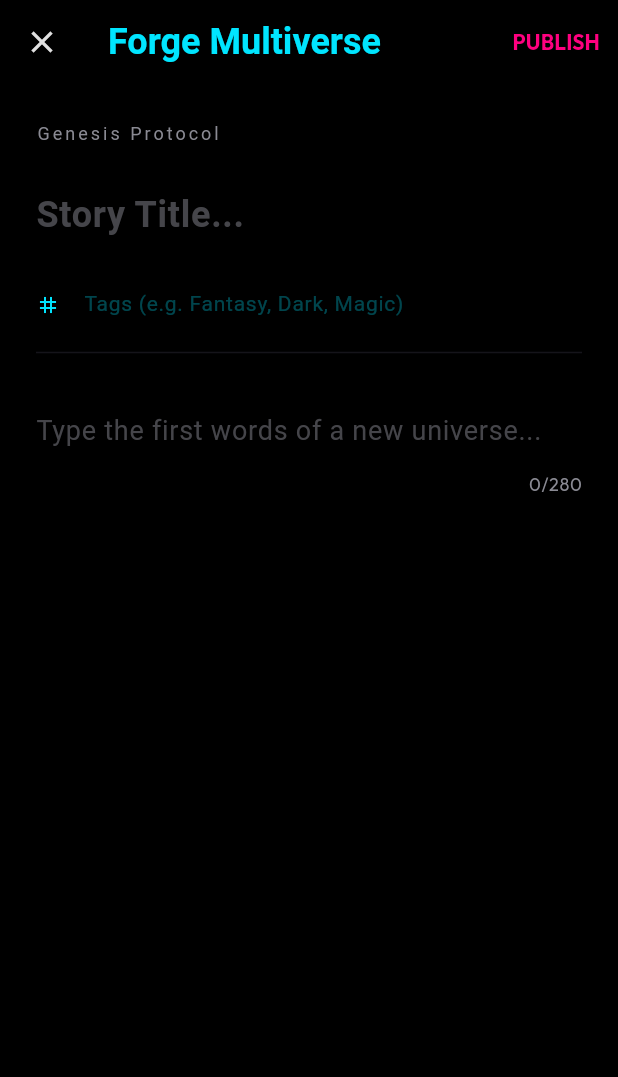
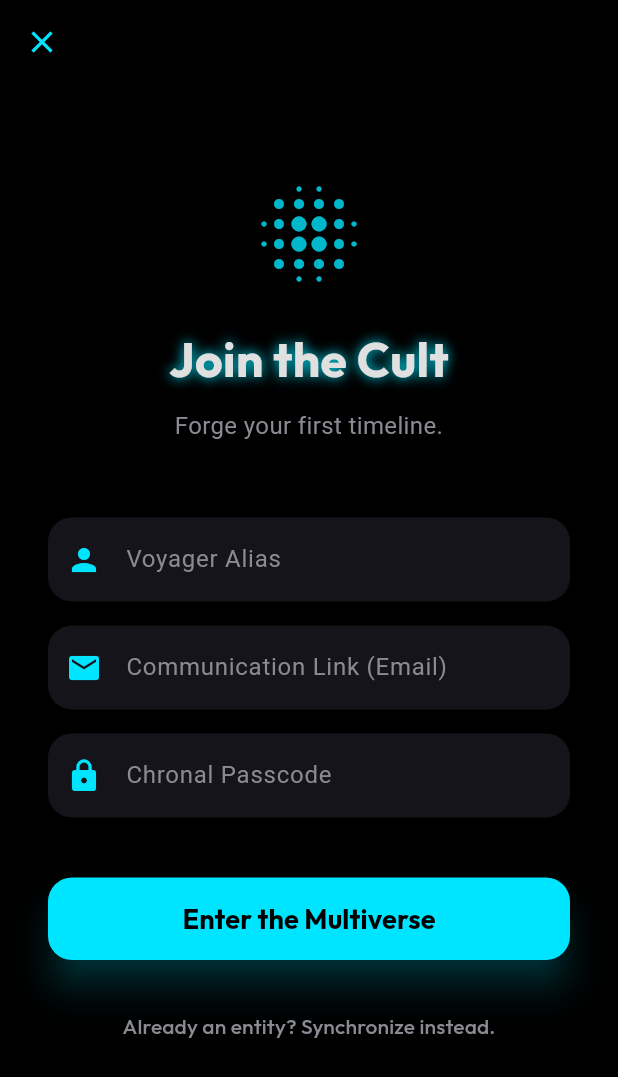
Before and after one commit to clawdbot022026/talespin, a Flutter app: the screen it shows after launch, after a tap on the "edit" icon, on a phone screen of 412 x 824 dp. Shown: the top 1077 px of the screen. Run offline on Flutter 3.47's test engine with Material 3 defaults, Android fonts, the phone set to English and light mode, and no system bars; our stand-ins replace google_fonts, shared_preferences; accounts and stored records are empty; network calls fail.

Commit message:
Implement Frontend Auth State & Gates

```diff
--- a/frontend/lib/main.dart
+++ b/frontend/lib/main.dart
@@ -2,8 +2,18 @@ import 'package:flutter/material.dart';
 import 'theme/app_theme.dart';
 import 'screens/home_screen.dart';
 
+import 'package:provider/provider.dart';
+import 'providers/auth_provider.dart';
+
 void main() {
-  runApp(const TalespinApp());
+  runApp(
+    MultiProvider(
+      providers: [
+        ChangeNotifierProvider(create: (_) => AuthProvider()),
+      ],
+      child: const TalespinApp(),
+    ),
+  );
 }
 
 class TalespinApp extends StatelessWidget {
--- /dev/null
+++ b/frontend/lib/models/user_model.dart
@@ -0,0 +1,24 @@
+import 'package:flutter/foundation.dart';
+
+class UserModel {
+  final String id;
+  final String username;
+  final String email;
+  final String avatarUrl;
+
+  UserModel({
+    required this.id,
+    required this.username,
+    required this.email,
+    required this.avatarUrl,
+  });
+
+  factory UserModel.fromJson(Map<String, dynamic> json) {
+    return UserModel(
+      id: json['id'] as String,
+      username: json['username'] as String,
+      email: json['email'] as String,
+      avatarUrl: json['avatar_url'] as String,
+    );
+  }
+}
--- /dev/null
+++ b/frontend/lib/providers/auth_provider.dart
@@ -0,0 +1,66 @@
+import 'package:flutter/material.dart';
+import 'package:shared_preferences/shared_preferences.dart';
+import '../models/user_model.dart';
+import '../services/auth_service.dart';
+
+class AuthProvider extends ChangeNotifier {
+  final AuthService _authService = AuthService();
+
+  UserModel? _user;
+  String? _token;
+  bool _isLoading = true;
+
+  UserModel? get user => _user;
+  String? get token => _token;
+  bool get isAuthenticated => _token != null;
+  bool get isLoading => _isLoading;
+
+  AuthProvider() {
+    _loadUserFromPrefs();
+  }
+
+  Future<void> _loadUserFromPrefs() async {
+    final prefs = await SharedPreferences.getInstance();
+    _token = prefs.getString('jwt_token');
+
+    if (_token != null) {
+      try {
+        _user = await _authService.fetchProfile(_token!);
+      } catch (e) {
+        // Token expired or invalid
+        await logout();
+      }
+    }
+    _isLoading = false;
+    notifyListeners();
+  }
+
+  Future<void> startLogin(String username, String password) async {
+    final data = await _authService.login(username, password);
+    await _handleAuthSuccess(data);
+  }
+
+  Future<void> startRegister(String username, String email, String password) async {
+    final data = await _authService.register(username, email, password);
+    await _handleAuthSuccess(data);
+  }
+
+  Future<void> _handleAuthSuccess(Map<String, dynamic> responseData) async {
+    if (responseData['success'] == true) {
+      _token = responseData['token'];
+      _user = UserModel.fromJson(responseData['user']);
+
+      final prefs = await SharedPreferences.getInstance();
+      await prefs.setString('jwt_token', _token!);
+      notifyListeners();
+    }
+  }
+
+  Future<void> logout() async {
+    _token = null;
+    _user = null;
+    final prefs = await SharedPreferences.getInstance();
+    await prefs.remove('jwt_token');
+    notifyListeners();
+  }
+}
--- /dev/null
+++ b/frontend/lib/screens/auth_screen.dart
@@ -0,0 +1,214 @@
+import 'package:flutter/material.dart';
+import 'package:provider/provider.dart';
+import '../providers/auth_provider.dart';
+import '../theme/app_theme.dart';
+
+class AuthScreen extends StatefulWidget {
+  final bool initialIsLogin;
+
+  const AuthScreen({Key? key, this.initialIsLogin = true}) : super(key: key);
+
+  @override
+  State<AuthScreen> createState() => _AuthScreenState();
+}
+
+class _AuthScreenState extends State<AuthScreen> {
+  late bool isLogin;
+  final _usernameController = TextEditingController();
+  final _emailController = TextEditingController();
+  final _passwordController = TextEditingController();
+
+  bool _isLoading = false;
+  String? _errorMessage;
+
+  @override
+  void initState() {
+    super.initState();
+    isLogin = widget.initialIsLogin;
+  }
+
+  @override
+  void dispose() {
+    _usernameController.dispose();
+    _emailController.dispose();
+    _passwordController.dispose();
+    super.dispose();
+  }
+
+  void _submit() async {
+    final username = _usernameController.text.trim();
+    final password = _passwordController.text.trim();
+    final email = _emailController.text.trim();
+
+    if (username.isEmpty || password.isEmpty || (!isLogin && email.isEmpty)) {
+      setState(() => _errorMessage = "Please fill in all dimensional parameters.");
+      return;
+    }
+
+    setState(() {
+      _isLoading = true;
+      _errorMessage = null;
+    });
+
+    try {
+      final authProvider = Provider.of<AuthProvider>(context, listen: false);
+      if (isLogin) {
+        await authProvider.startLogin(username, password);
+      } else {
+        await authProvider.startRegister(username, email, password);
+      }
+
+      if (!mounted) return;
+      // Close the modal upon success
+      Navigator.of(context).pop(true);
+
+    } catch (e) {
+      if (!mounted) return;
+      setState(() => _errorMessage = e.toString().replaceFirst("Exception: ", ""));
+    } finally {
+      if (mounted) {
+        setState(() => _isLoading = false);
+      }
+    }
+  }
+
+  @override
+  Widget build(BuildContext context) {
+    return Scaffold(
+      backgroundColor: AppTheme.background,
+      appBar: AppBar(
+        backgroundColor: Colors.transparent,
+        elevation: 0,
+        leading: IconButton(
+          icon: const Icon(Icons.close, color: AppTheme.cyanAccent),
+          onPressed: () => Navigator.of(context).pop(false),
+        ),
+      ),
+      body: SafeArea(
+        child: SingleChildScrollView(
+          padding: const EdgeInsets.symmetric(horizontal: 32.0, vertical: 20.0),
+          child: Column(
+            crossAxisAlignment: CrossAxisAlignment.stretch,
+            children: [
+              const SizedBox(height: 40),
+              Icon(Icons.blur_on, size: 80, color: AppTheme.cyanAccent.withValues(alpha: 0.8)),
+              const SizedBox(height: 20),
+              Text(
+                isLogin ? 'Welcome Back' : 'Join the Cult',
+                textAlign: TextAlign.center,
+                style: const TextStyle(
+                  fontSize: 32,
+                  fontFamily: 'Outfit',
+                  fontWeight: FontWeight.bold,
+                  color: AppTheme.textLight,
+                  shadows: [Shadow(blurRadius: 10, color: AppTheme.cyanAccent, offset: Offset(0, 0))],
+                ),
+              ),
+              const SizedBox(height: 10),
+              Text(
+                isLogin ? 'Resume altering reality.' : 'Forge your first timeline.',
+                textAlign: TextAlign.center,
+                style: const TextStyle(color: AppTheme.textMuted, fontSize: 16),
+              ),
+              const SizedBox(height: 50),
+
+              if (_errorMessage != null)
+                Container(
+                  padding: const EdgeInsets.all(12),
+                  margin: const EdgeInsets.only(bottom: 20),
+                  decoration: BoxDecoration(
+                    color: AppTheme.magentaAccent.withValues(alpha: 0.1),
+                    border: Border.all(color: AppTheme.magentaAccent),
+                    borderRadius: BorderRadius.circular(12),
+                  ),
+                  child: Text(
+                    _errorMessage!,
+                    style: const TextStyle(color: AppTheme.magentaAccent),
+                    textAlign: TextAlign.center,
+                  ),
+                ),
+
+              // Form Fields
+              TextField(
+                controller: _usernameController,
+                style: const TextStyle(color: AppTheme.textLight),
+                decoration: InputDecoration(
+                  labelText: 'Voyager Alias',
+                  labelStyle: const TextStyle(color: AppTheme.textMuted),
+                  filled: true,
+                  fillColor: AppTheme.surface,
+                  border: OutlineInputBorder(borderRadius: BorderRadius.circular(16), borderSide: BorderSide.none),
+                  prefixIcon: const Icon(Icons.person, color: AppTheme.cyanAccent),
+                ),
+              ),
+              const SizedBox(height: 16),
+
+              if (!isLogin) ...[
+                TextField(
+                  controller: _emailController,
+                  style: const TextStyle(color: AppTheme.textLight),
+                  keyboardType: TextInputType.emailAddress,
+                  decoration: InputDecoration(
+                    labelText: 'Communication Link (Email)',
+                    labelStyle: const TextStyle(color: AppTheme.textMuted),
+                    filled: true,
+                    fillColor: AppTheme.surface,
+                    border: OutlineInputBorder(borderRadius: BorderRadius.circular(16), borderSide: BorderSide.none),
+                    prefixIcon: const Icon(Icons.email, color: AppTheme.cyanAccent),
+                  ),
+                ),
+                const SizedBox(height: 16),
+              ],
+
+              TextField(
+                controller: _passwordController,
+                style: const TextStyle(color: AppTheme.textLight),
+                obscureText: true,
+                decoration: InputDecoration(
+                  labelText: 'Chronal Passcode',
+                  labelStyle: const TextStyle(color: AppTheme.textMuted),
+                  filled: true,
+                  fillColor: AppTheme.surface,
+                  border: OutlineInputBorder(borderRadius: BorderRadius.circular(16), borderSide: BorderSide.none),
+                  prefixIcon: const Icon(Icons.lock, color: AppTheme.cyanAccent),
+                ),
+              ),
+              const SizedBox(height: 40),
+
+              SizedBox(
+                height: 55,
+                child: ElevatedButton(
+                  onPressed: _isLoading ? null : _submit,
+                  style: ElevatedButton.styleFrom(
+                    backgroundColor: AppTheme.cyanAccent,
+                    foregroundColor: AppTheme.background,
+                    shape: RoundedRectangleBorder(borderRadius: BorderRadius.circular(16)),
+                    elevation: 10,
+                    shadowColor: AppTheme.cyanAccent.withValues(alpha: 0.5),
+                  ),
+                  child: _isLoading
+                      ? const SizedBox(height: 20, width: 20, child: CircularProgressIndicator(color: AppTheme.background, strokeWidth: 3))
+                      : Text(isLogin ? "Synchronize" : "Enter the Multiverse", style: const TextStyle(fontSize: 18, fontWeight: FontWeight.bold)),
+                ),
+              ),
+              const SizedBox(height: 20),
+
+              TextButton(
+                onPressed: () {
+                  setState(() {
+                    isLogin = !isLogin;
+                    _errorMessage = null;
+                  });
+                },
+                child: Text(
+                  isLogin ? "Don't have an existence? Forge one." : "Already an entity? Synchronize instead.",
+                  style: const TextStyle(color: AppTheme.textMuted),
+                ),
+              ),
+            ],
+          ),
+        ),
+      ),
+    );
+  }
+}
--- a/frontend/lib/screens/home_screen.dart
+++ b/frontend/lib/screens/home_screen.dart
@@ -1,11 +1,14 @@
 import 'dart:convert';
 import 'package:flutter/material.dart';
 import 'package:http/http.dart' as http;
+import 'package:provider/provider.dart';
+import '../providers/auth_provider.dart';
 import '../models/story.dart';
 import '../theme/app_theme.dart';
 import '../widgets/story_card.dart';
 import '../screens/reader_screen.dart';
 import '../screens/composer_screen.dart';
+import '../screens/auth_screen.dart';
 
 class HomeScreen extends StatefulWidget {
   const HomeScreen({Key? key}) : super(key: key);
@@ -61,10 +64,35 @@ class _HomeScreenState extends State<HomeScreen> {
           ),
           Padding(
             padding: const EdgeInsets.only(right: 16.0),
-            child: CircleAvatar(
-              backgroundColor: AppTheme.surface,
-              radius: 16,
-              child: const Icon(Icons.person, size: 18, color: AppTheme.magentaAccent),
+            child: Consumer<AuthProvider>(
+              builder: (context, auth, _) {
+                return InkWell(
+                  onTap: () async {
+                    if (!auth.isAuthenticated) {
+                      await Navigator.push(
+                        context,
+                        MaterialPageRoute(
+                          builder: (context) => const AuthScreen(initialIsLogin: true),
+                          fullscreenDialog: true,
+                        ),
+                      );
+                    } else {
+                      // Placeholder for Phase 2 User Profile Screen
+                      auth.logout(); // Temp: Tap to logout
+                    }
+                  },
+                  child: CircleAvatar(
+                    backgroundColor: AppTheme.surface,
+                    radius: 16,
+                    backgroundImage: auth.isAuthenticated && auth.user?.avatarUrl != null
+                        ? NetworkImage(auth.user!.avatarUrl)
+                        : null,
+                    child: !auth.isAuthenticated || auth.user?.avatarUrl == null
+                        ? const Icon(Icons.person, size: 18, color: AppTheme.magentaAccent)
+                        : null,
+                  ),
+                );
+              }
             ),
           ),
         ],
@@ -126,6 +154,21 @@ class _HomeScreenState extends State<HomeScreen> {
       ),
       floatingActionButton: FloatingActionButton(
         onPressed: () async {
+          final auth = Provider.of<AuthProvider>(context, listen: false);
+
+          if (!auth.isAuthenticated) {
+             final didLogin = await Navigator.push(
+                context,
+                MaterialPageRoute(
+                  builder: (context) => const AuthScreen(initialIsLogin: false),
+                  fullscreenDialog: true,
+                ),
+              );
+              if (didLogin != true) return;
+          }
+
+          if (!context.mounted) return;
+
           final shouldRefresh = await Navigator.push(
             context,
             MaterialPageRoute(
--- a/frontend/pubspec.yaml
+++ b/frontend/pubspec.yaml
@@ -36,6 +36,8 @@ dependencies:
   cupertino_icons: ^1.0.8
   google_fonts: ^8.0.2
   http: ^1.6.0
+  shared_preferences: ^2.5.4
+  provider: ^6.1.5+1
 
 dev_dependencies:
   flutter_test:
```
Also changed, not shown: frontend/lib/screens/composer_screen.dart (+8 -1 lines), frontend/lib/screens/reader_screen.dart (+29 -2 lines), frontend/lib/services/auth_service.dart (added, +56 -0 lines), frontend/pubspec.lock.
